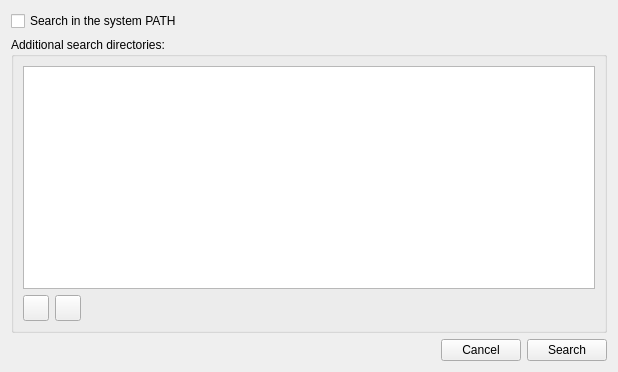
Above: wizard/ui/toolchain_search.ui from imby/STM32VLDiscovery_BeRTOS before the change. Below: the same form after it.
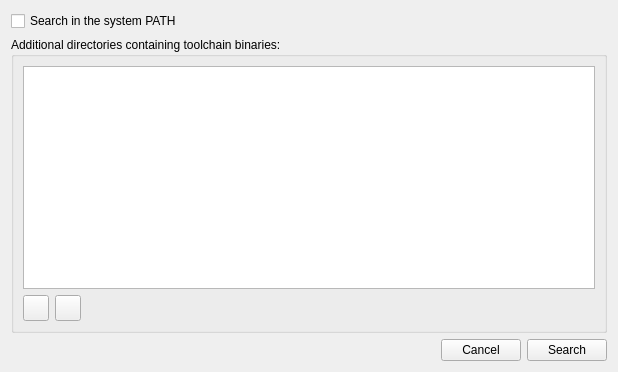
That is the form after the change. Icons and pictures are not drawn.

Commit message: Add modified label in "toolchain search page" (#171).

The edit to the form file:
```diff
--- a/wizard/ui/toolchain_search.ui
+++ b/wizard/ui/toolchain_search.ui
@@ -30,7 +30,7 @@
    <item>
     <widget class="QGroupBox" name="groupBox">
      <property name="title">
-      <string>Additional search directories:</string>
+      <string>Additional directories containing toolchain binaries:</string>
      </property>
      <layout class="QVBoxLayout" name="verticalLayout">
       <item>
```
